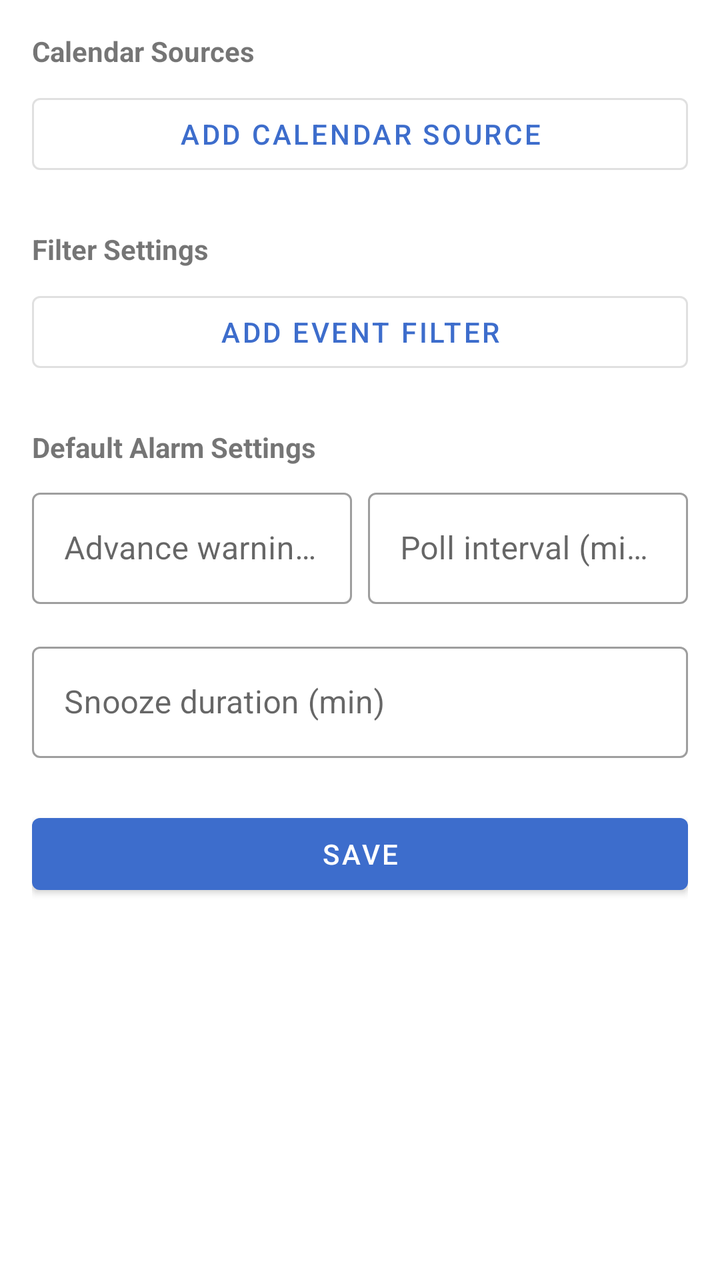
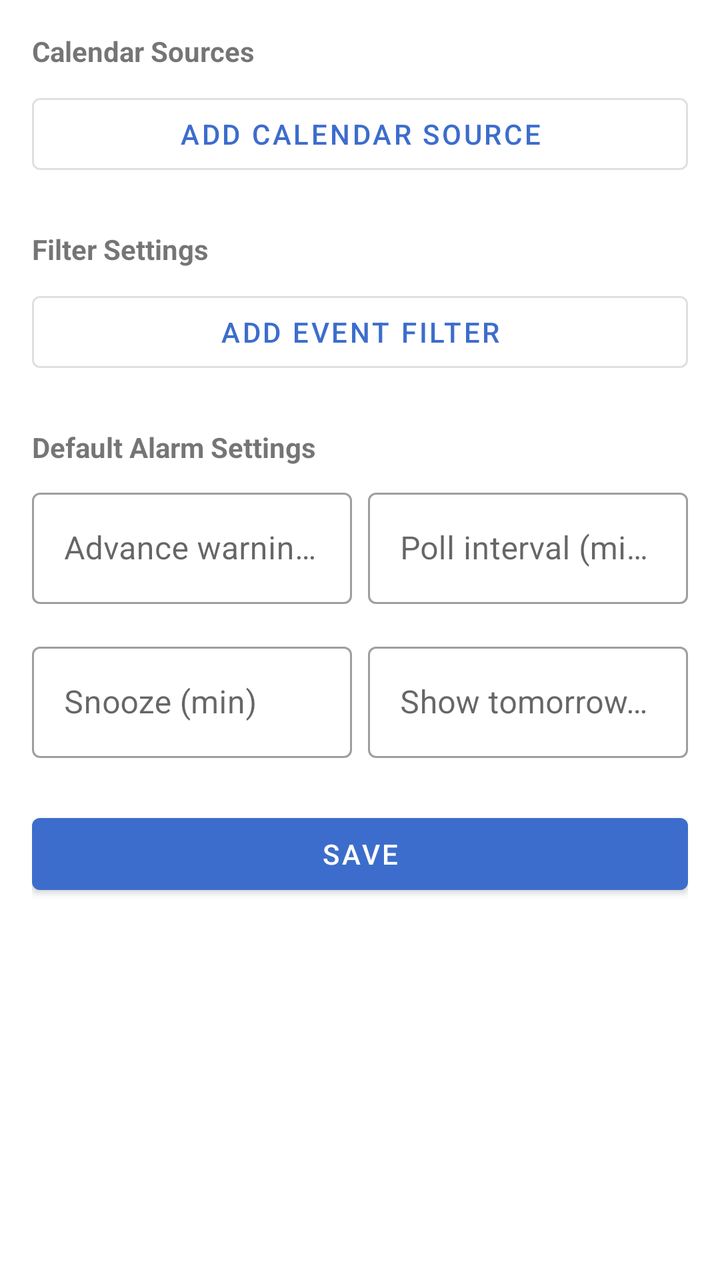

An Android layout rendered at two revisions. The XML below is the earlier revision; the diff shows what the commit changed to produce the second picture.
<!-- AndroidManifest.xml: application theme Theme.CalendarAlarm -->
<!-- res/layout/activity_settings.xml -->
<?xml version="1.0" encoding="utf-8"?>
<ScrollView xmlns:android="http://schemas.android.com/apk/res/android"
    android:layout_width="match_parent"
    android:layout_height="match_parent">

    <LinearLayout
        android:layout_width="match_parent"
        android:layout_height="wrap_content"
        android:orientation="vertical"
        android:padding="16dp">

        <TextView
            android:layout_width="match_parent"
            android:layout_height="wrap_content"
            android:text="Calendar Sources"
            android:textStyle="bold"
            android:textSize="14sp"
            android:layout_marginBottom="8dp" />

        <LinearLayout
            android:id="@+id/urlSourcesContainer"
            android:layout_width="match_parent"
            android:layout_height="wrap_content"
            android:orientation="vertical" />

        <com.google.android.material.button.MaterialButton
            android:id="@+id/addUrlButton"
            android:layout_width="match_parent"
            android:layout_height="wrap_content"
            android:text="Add calendar source"
            android:layout_marginBottom="24dp"
            style="@style/Widget.MaterialComponents.Button.OutlinedButton" />

        <TextView
            android:layout_width="match_parent"
            android:layout_height="wrap_content"
            android:text="Filter Settings"
            android:textStyle="bold"
            android:textSize="14sp"
            android:layout_marginBottom="8dp" />

        <LinearLayout
            android:id="@+id/filterContainer"
            android:layout_width="match_parent"
            android:layout_height="wrap_content"
            android:orientation="vertical" />

        <com.google.android.material.button.MaterialButton
            android:id="@+id/addFilterButton"
            android:layout_width="match_parent"
            android:layout_height="wrap_content"
            android:text="Add event filter"
            android:layout_marginBottom="24dp"
            style="@style/Widget.MaterialComponents.Button.OutlinedButton" />

        <TextView
            android:layout_width="match_parent"
            android:layout_height="wrap_content"
            android:text="Default Alarm Settings"
            android:textStyle="bold"
            android:textSize="14sp"
            android:layout_marginBottom="8dp" />

        <LinearLayout
            android:layout_width="match_parent"
            android:layout_height="wrap_content"
            android:orientation="horizontal"
            android:layout_marginBottom="16dp">

            <com.google.android.material.textfield.TextInputLayout
                android:layout_width="0dp"
                android:layout_height="wrap_content"
                android:layout_weight="1"
                android:hint="Advance warning (min)"
                android:layout_marginEnd="8dp"
                style="@style/Widget.MaterialComponents.TextInputLayout.OutlinedBox">
                <com.google.android.material.textfield.TextInputEditText
                    android:id="@+id/advanceInput"
                    android:layout_width="match_parent"
                    android:layout_height="wrap_content"
                    android:inputType="number" />
            </com.google.android.material.textfield.TextInputLayout>

            <com.google.android.material.textfield.TextInputLayout
                android:layout_width="0dp"
                android:layout_height="wrap_content"
                android:layout_weight="1"
                android:hint="Poll interval (min)"
                style="@style/Widget.MaterialComponents.TextInputLayout.OutlinedBox">
                <com.google.android.material.textfield.TextInputEditText
                    android:id="@+id/pollIntervalInput"
                    android:layout_width="match_parent"
                    android:layout_height="wrap_content"
                    android:inputType="number" />
            </com.google.android.material.textfield.TextInputLayout>

        </LinearLayout>

        <com.google.android.material.textfield.TextInputLayout
            android:layout_width="match_parent"
            android:layout_height="wrap_content"
            android:hint="Snooze duration (min)"
            android:layout_marginBottom="24dp"
            style="@style/Widget.MaterialComponents.TextInputLayout.OutlinedBox">
            <com.google.android.material.textfield.TextInputEditText
                android:id="@+id/snoozeInput"
                android:layout_width="match_parent"
                android:layout_height="wrap_content"
                android:inputType="number" />
        </com.google.android.material.textfield.TextInputLayout>

        <com.google.android.material.button.MaterialButton
            android:id="@+id/saveButton"
            android:layout_width="match_parent"
            android:layout_height="wrap_content"
            android:text="Save" />

    </LinearLayout>
</ScrollView>
<!-- resources referenced by this layout -->
<resources>
  <style name="Theme.CalendarAlarm" parent="Theme.MaterialComponents.DayNight.DarkActionBar">
          <item name="colorPrimary">#3D6DCC</item>
          <item name="colorPrimaryVariant">#2A4E9C</item>
          <item name="colorOnPrimary">@android:color/white</item>
      </style>
</resources>

<!-- the commit's change to res/layout/activity_settings.xml (unified diff, before → after) -->
@@ -96,18 +96,41 @@
 
         </LinearLayout>
 
-        <com.google.android.material.textfield.TextInputLayout
+        <LinearLayout
             android:layout_width="match_parent"
             android:layout_height="wrap_content"
-            android:hint="Snooze duration (min)"
-            android:layout_marginBottom="24dp"
-            style="@style/Widget.MaterialComponents.TextInputLayout.OutlinedBox">
-            <com.google.android.material.textfield.TextInputEditText
-                android:id="@+id/snoozeInput"
-                android:layout_width="match_parent"
+            android:orientation="horizontal"
+            android:layout_marginBottom="24dp">
+
+            <com.google.android.material.textfield.TextInputLayout
+                android:layout_width="0dp"
                 android:layout_height="wrap_content"
-                android:inputType="number" />
-        </com.google.android.material.textfield.TextInputLayout>
+                android:layout_weight="1"
+                android:hint="Snooze (min)"
+                android:layout_marginEnd="8dp"
+                style="@style/Widget.MaterialComponents.TextInputLayout.OutlinedBox">
+                <com.google.android.material.textfield.TextInputEditText
+                    android:id="@+id/snoozeInput"
+                    android:layout_width="match_parent"
+                    android:layout_height="wrap_content"
+                    android:inputType="number" />
+            </com.google.android.material.textfield.TextInputLayout>
+
+            <com.google.android.material.textfield.TextInputLayout
+                android:layout_width="0dp"
+                android:layout_height="wrap_content"
+                android:layout_weight="1"
+                android:hint="Show tomorrow at"
+                style="@style/Widget.MaterialComponents.TextInputLayout.OutlinedBox">
+                <com.google.android.material.textfield.TextInputEditText
+                    android:id="@+id/showTomorrowInput"
+                    android:layout_width="match_parent"
+                    android:layout_height="wrap_content"
+                    android:inputType="text"
+                    android:maxLength="5" />
+            </com.google.android.material.textfield.TextInputLayout>
+
+        </LinearLayout>
 
         <com.google.android.material.button.MaterialButton
             android:id="@+id/saveButton"
